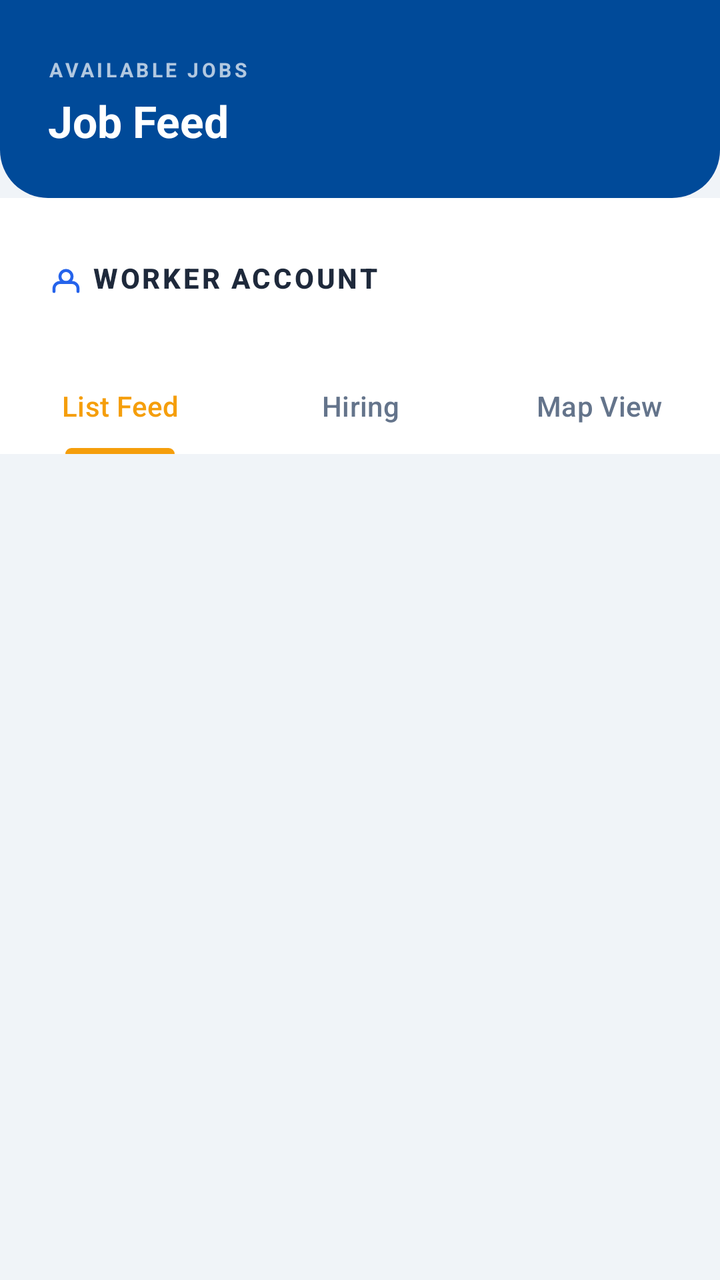
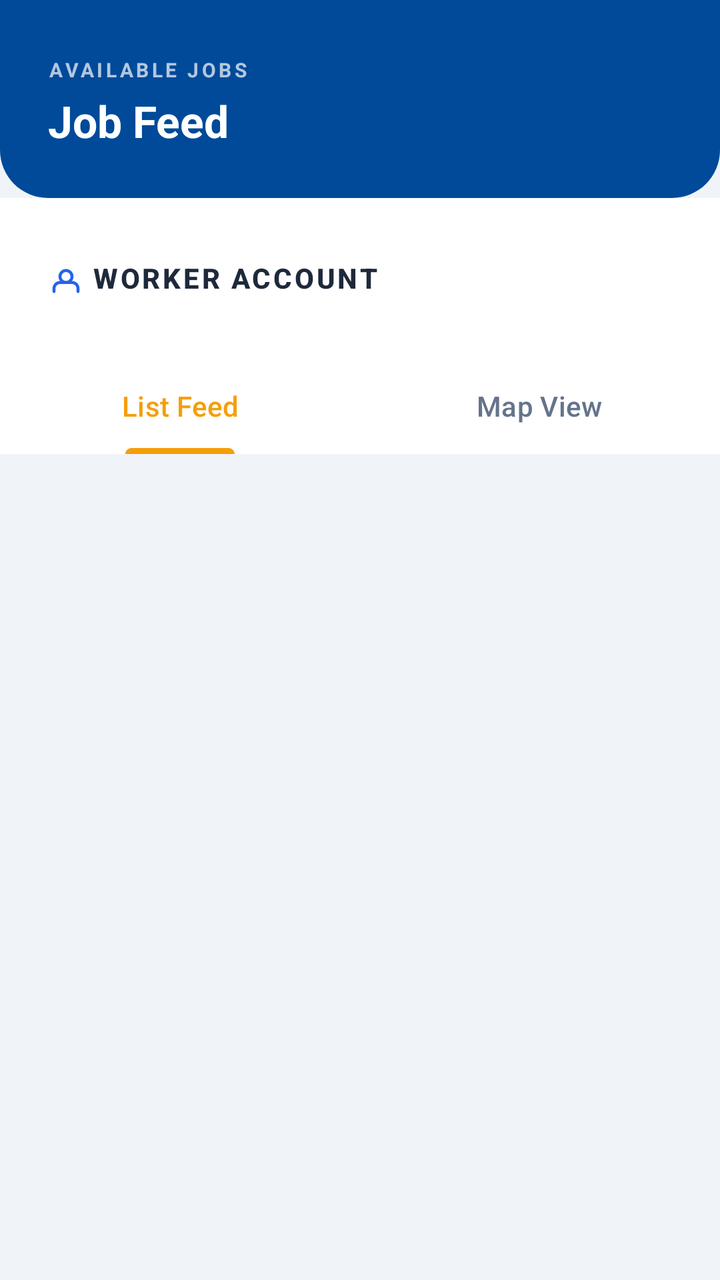

Compare the two renders of this Android layout. The source of the first and the diff that turns it into the second are given below.
<!-- AndroidManifest.xml: application theme Theme.Newtacks -->
<!-- res/layout/fragment_worker_feed.xml -->
<?xml version="1.0" encoding="utf-8"?>
<LinearLayout
    xmlns:android="http://schemas.android.com/apk/res/android"
    xmlns:app="http://schemas.android.com/apk/res-auto"
    android:layout_width="match_parent"
    android:layout_height="match_parent"
    android:orientation="vertical"
    android:background="#F0F4F8">

    
    <LinearLayout
        android:id="@+id/layoutHeader"
        android:layout_width="match_parent"
        android:layout_height="wrap_content"
        android:orientation="vertical"
        android:background="@drawable/bg_header_rounded"
        android:paddingStart="24dp"
        android:paddingEnd="24dp"
        android:paddingTop="28dp"
        android:paddingBottom="24dp">

        <TextView
            android:layout_width="wrap_content"
            android:layout_height="wrap_content"
            android:text="AVAILABLE JOBS"
            android:textColor="#FFFFFF"
            android:textSize="10sp"
            android:textStyle="bold"
            android:letterSpacing="0.15"
            android:alpha="0.7"
            android:layout_marginBottom="4dp" />

        <LinearLayout
            android:layout_width="match_parent"
            android:layout_height="wrap_content"
            android:orientation="horizontal"
            android:gravity="center_vertical">

            <TextView
                android:layout_width="0dp"
                android:layout_height="wrap_content"
                android:layout_weight="1"
                android:text="Job Feed"
                android:textColor="#FFFFFF"
                android:textSize="22sp"
                android:textStyle="bold" />

        </LinearLayout>

    </LinearLayout>

    
    <LinearLayout
        android:layout_width="match_parent"
        android:layout_height="wrap_content"
        android:orientation="horizontal"
        android:gravity="center_vertical"
        android:padding="16dp"
        android:background="#FFFFFF">

        <com.google.android.material.button.MaterialButton
            android:id="@+id/btnWorkerProfile"
            android:layout_width="0dp"
            android:layout_height="wrap_content"
            android:layout_weight="1"
            android:text="Worker Account"
            android:textColor="#1E293B"
            android:textSize="14sp"
            android:textStyle="bold"
            android:gravity="start|center_vertical"
            app:icon="@drawable/ic_nav_account"
            app:iconTint="#2563EB"
            style="@style/Widget.MaterialComponents.Button.TextButton" />

    </LinearLayout>

    
    <com.google.android.material.tabs.TabLayout
        android:id="@+id/tabLayout"
        android:layout_width="match_parent"
        android:layout_height="wrap_content"
        android:background="#FFFFFF"
        app:tabIndicatorColor="#F59E0B"
        app:tabSelectedTextColor="#F59E0B"
        app:tabTextColor="#64748B">

        <com.google.android.material.tabs.TabItem
            android:layout_width="wrap_content"
            android:layout_height="wrap_content"
            android:text="List Feed" />

        <com.google.android.material.tabs.TabItem
            android:layout_width="wrap_content"
            android:layout_height="wrap_content"
            android:text="Hiring" />

        <com.google.android.material.tabs.TabItem
            android:layout_width="wrap_content"
            android:layout_height="wrap_content"
            android:text="Map View" />

    </com.google.android.material.tabs.TabLayout>

    <FrameLayout
        android:layout_width="match_parent"
        android:layout_height="0dp"
        android:layout_weight="1">

        
        <LinearLayout
            android:id="@+id/layoutListContainer"
            android:layout_width="match_parent"
            android:layout_height="match_parent"
            android:orientation="vertical">

            
            <LinearLayout
                android:id="@+id/layoutEmptyState"
                android:layout_width="match_parent"
                android:layout_height="match_parent"
                android:orientation="vertical"
                android:gravity="center"
                android:visibility="gone">

                <ImageView
                    android:layout_width="72dp"
                    android:layout_height="72dp"
                    android:src="@drawable/ic_inbox"
                    android:alpha="0.3"
                    android:layout_marginBottom="20dp"
                    android:contentDescription="No Jobs" />

                <TextView
                    android:layout_width="wrap_content"
                    android:layout_height="wrap_content"
                    android:text="No Jobs Available"
                    android:textColor="#1E293B"
                    android:textSize="18sp"
                    android:textStyle="bold"
                    android:layout_marginBottom="8dp" />

                <TextView
                    android:layout_width="wrap_content"
                    android:layout_height="wrap_content"
                    android:text="Check back later for new job posts."
                    android:textColor="#94A3B8"
                    android:textSize="13sp"
                    android:gravity="center" />

            </LinearLayout>

            
            <androidx.recyclerview.widget.RecyclerView
                android:id="@+id/workerFeedRecycler"
                android:layout_width="match_parent"
                android:layout_height="match_parent"
                android:clipToPadding="false"
                android:paddingTop="8dp"
                android:paddingBottom="16dp"
                android:layoutAnimation="@anim/layout_animation_fall_down" />
        </LinearLayout>

        
        <androidx.recyclerview.widget.RecyclerView
            android:id="@+id/rvHiringPosts"
            android:layout_width="match_parent"
            android:layout_height="match_parent"
            android:clipToPadding="false"
            android:paddingTop="8dp"
            android:paddingBottom="16dp"
            android:visibility="gone" />

        
        <FrameLayout
            android:id="@+id/layoutMapContainer"
            android:layout_width="match_parent"
            android:layout_height="match_parent"
            android:layout_margin="8dp"
            android:background="@drawable/bg_map_border"
            android:padding="2dp"
            android:visibility="gone">

            <org.maplibre.android.maps.MapView
                android:id="@+id/mapView"
                android:layout_width="match_parent"
                android:layout_height="match_parent" />

            
            <LinearLayout
                android:layout_width="wrap_content"
                android:layout_height="wrap_content"
                android:orientation="vertical"
                android:layout_gravity="bottom|end"
                android:layout_margin="16dp">

                <com.google.android.material.floatingactionbutton.FloatingActionButton
                    android:id="@+id/fabZoomIn"
                    android:layout_width="wrap_content"
                    android:layout_height="wrap_content"
                    android:layout_marginBottom="8dp"
                    android:src="@drawable/ic_plus"
                    app:fabSize="mini"
                    app:backgroundTint="#FFFFFF"
                    app:tint="#2563EB"
                    android:contentDescription="Zoom In" />

                <com.google.android.material.floatingactionbutton.FloatingActionButton
                    android:id="@+id/fabZoomOut"
                    android:layout_width="wrap_content"
                    android:layout_height="wrap_content"
                    android:src="@drawable/ic_minus"
                    app:fabSize="mini"
                    app:backgroundTint="#FFFFFF"
                    app:tint="#2563EB"
                    android:contentDescription="Zoom Out" />

            </LinearLayout>

        </FrameLayout>

    </FrameLayout>
</LinearLayout>
<!-- resources referenced by this layout -->
<resources>
  <!-- drawable bg_header_rounded (drawable) -->
  <?xml version="1.0" encoding="utf-8"?>
  <shape xmlns:android="http://schemas.android.com/apk/res/android"
      android:shape="rectangle">
      <solid android:color="#004A99" />
      <corners
          android:bottomLeftRadius="24dp"
          android:bottomRightRadius="24dp" />
  </shape>
  <!-- drawable bg_map_border (drawable) -->
  <?xml version="1.0" encoding="utf-8"?>
  <shape xmlns:android="http://schemas.android.com/apk/res/android">
      <solid android:color="#F0F4F8" /> 
      <stroke
          android:width="4dp"
          android:color="#1E293B" /> 
      <corners android:radius="16dp" />
  </shape>
  <!-- drawable ic_inbox (drawable) -->
  <?xml version="1.0" encoding="utf-8"?>
  <vector xmlns:android="http://schemas.android.com/apk/res/android"
      android:width="72dp"
      android:height="72dp"
      android:viewportWidth="24"
      android:viewportHeight="24">
  
      <path
          android:fillColor="#004A99"
          android:pathData="M19,3H5C3.9,3 3,3.9 3,5v14c0,1.1 0.9,2 2,2h14c1.1,0 2,-0.9 2,-2V5C21,3.9 20.1,3 19,3z
                            M19,19H5v-3h3.56c0.69,1.19 1.97,2 3.44,2s2.75,-0.81 3.44,-2H19V19z
                            M19,14h-4c0,1.1 -0.9,2 -2,2s-2,-0.9 -2,-2H5V5h14V14z" />
  
  </vector>
  <!-- drawable ic_minus (drawable) -->
  <vector xmlns:android="http://schemas.android.com/apk/res/android"
      android:width="24dp"
      android:height="24dp"
      android:viewportWidth="24"
      android:viewportHeight="24">
      <path
          android:fillColor="#000000"
          android:pathData="M19,13H5v-2h14v2Z"/>
  </vector>
  <!-- drawable ic_nav_account (drawable) -->
  <?xml version="1.0" encoding="utf-8"?>
  <vector xmlns:android="http://schemas.android.com/apk/res/android"
      android:width="24dp"
      android:height="24dp"
      android:viewportWidth="24"
      android:viewportHeight="24">
      <path
          android:fillColor="@android:color/transparent"
          android:pathData="M20,21V19a4,4 0,0 0,-4 -4H8a4,4 0,0 0,-4 4V21"
          android:strokeWidth="2"
          android:strokeColor="#9BA3AF"
          android:strokeLineCap="round"
          android:strokeLineJoin="round" />
      <path
          android:fillColor="@android:color/transparent"
          android:pathData="M12,11m-4,0a4,4 0,1 1,8 0a4,4 0,1 1,-8 0"
          android:strokeWidth="2"
          android:strokeColor="#F59E0B"
          android:strokeLineCap="round"
          android:strokeLineJoin="round" />
  </vector>
  <!-- drawable ic_plus (drawable) -->
  <vector xmlns:android="http://schemas.android.com/apk/res/android"
      android:width="24dp"
      android:height="24dp"
      android:viewportWidth="24"
      android:viewportHeight="24">
      <path
          android:fillColor="#000000"
          android:pathData="M19,13h-6v6h-2v-6H5v-2h6V5h2v6h6v2Z"/>
  </vector>
  <style name="Theme.Newtacks" parent="Base.Theme.Newtacks" />
  <style name="Base.Theme.Newtacks" parent="Theme.Material3.DayNight.NoActionBar">
          <item name="colorPrimary">#004A99</item>
          <item name="colorPrimaryContainer">#004A99</item>
          <item name="colorOnPrimary">#FFFFFF</item>
          <item name="colorSecondary">#004A99</item>
          <item name="colorOnSecondary">#FFFFFF</item>
          <item name="colorTertiary">#004A99</item>
          <item name="colorSecondaryContainer">#EBF2FF</item>
          <item name="colorOnSecondaryContainer">#004A99</item>
          <item name="android:statusBarColor">#004A99</item>
          <item name="android:navigationBarColor">#FFFFFF</item>
          <item name="android:windowLightStatusBar" tools:targetApi="m">false</item>
      </style>
</resources>

<!-- the commit's change to res/layout/fragment_worker_feed.xml (unified diff, before → after) -->
@@ -88,11 +88,6 @@
             android:layout_width="wrap_content"
             android:layout_height="wrap_content"
             android:text="List Feed" />
-
-        <com.google.android.material.tabs.TabItem
-            android:layout_width="wrap_content"
-            android:layout_height="wrap_content"
-            android:text="Hiring" />
 
         <com.google.android.material.tabs.TabItem
             android:layout_width="wrap_content"
@@ -161,16 +156,6 @@
         </LinearLayout>
 
         
-        <androidx.recyclerview.widget.RecyclerView
-            android:id="@+id/rvHiringPosts"
-            android:layout_width="match_parent"
-            android:layout_height="match_parent"
-            android:clipToPadding="false"
-            android:paddingTop="8dp"
-            android:paddingBottom="16dp"
-            android:visibility="gone" />
-
-        
         <FrameLayout
             android:id="@+id/layoutMapContainer"
             android:layout_width="match_parent"
